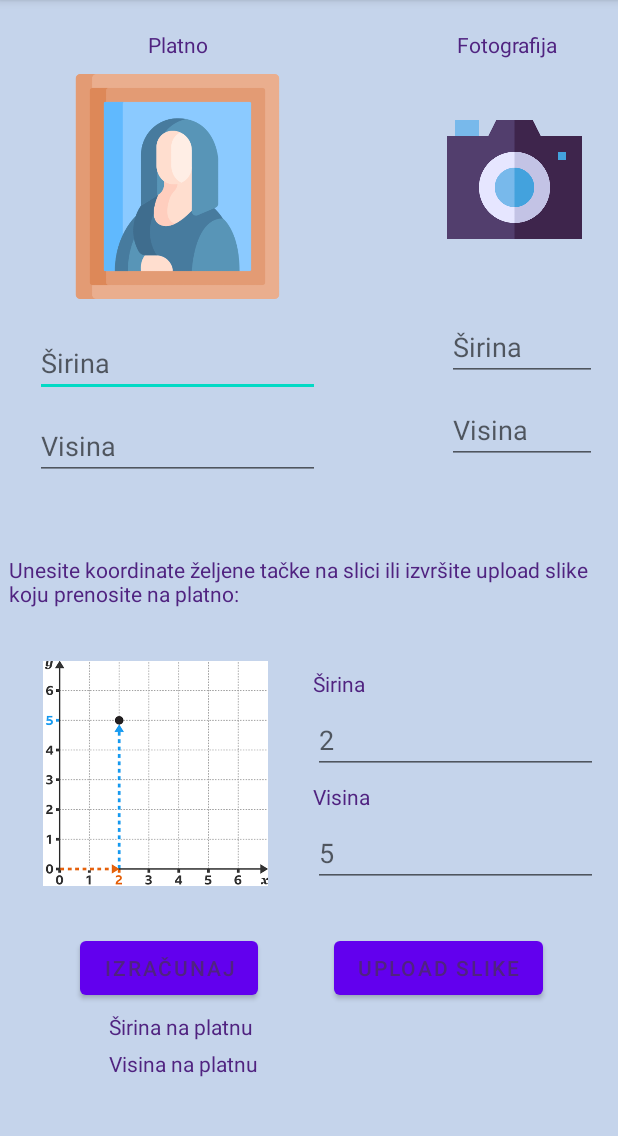
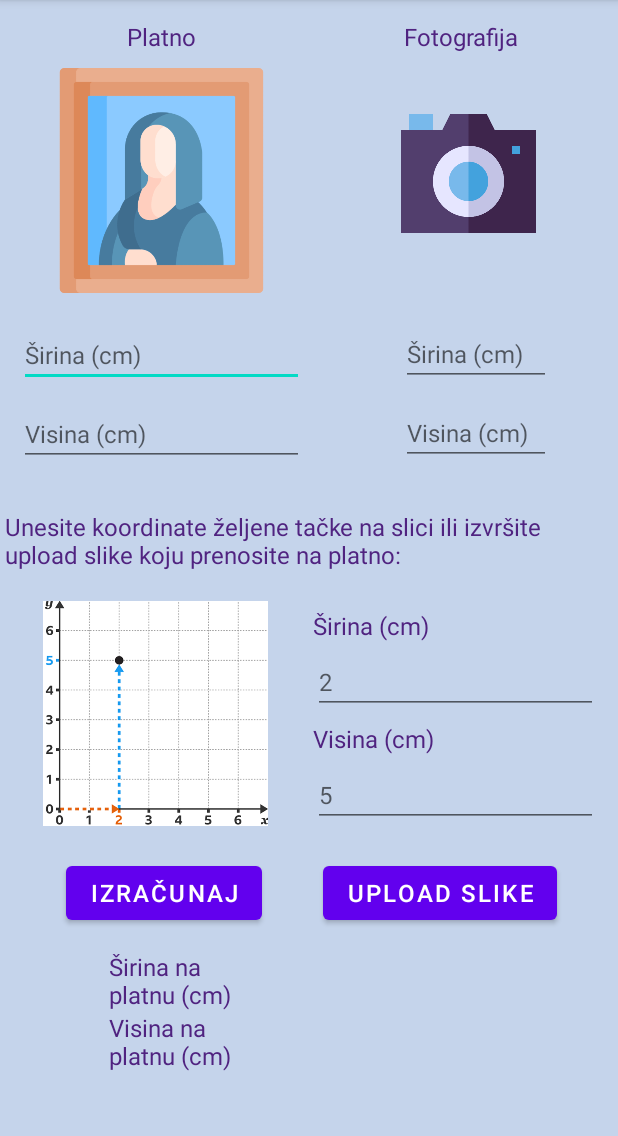
Before and after one commit to AHromic1/XYPainting, an Android app: the screen it shows after launch (MainActivity), on a phone screen of 412 x 824 dp, the part 84-1220 px from its top. Run offline under Robolectric (Android 15) with nearby library versions, the phone set to English and light mode, and no system bars.

Commit message:
Final commit

```diff
--- a/app/src/main/java/com/example/xypainting/UploadActivity.kt
+++ b/app/src/main/java/com/example/xypainting/UploadActivity.kt
@@ -58,9 +58,9 @@
 
 
                 resultHeight = findViewById(R.id.editTextHeightResult)
-                resultHeight.text = decimalFormat.format(centimetersY.toString())
+                resultHeight.text = decimalFormat.format(centimetersY)
                 resultWidth = findViewById(R.id.editTextWidthResult)
-                resultWidth.text = decimalFormat.format(centimetersX.toString())
+                resultWidth.text = decimalFormat.format(centimetersX) //it works with toString at the end, but not neccessary, automatic conversion happens due to .text bit
 
                 //println("Pixels: $clickedX $clickedY")
                 //println("Centimeters: $centimetersX $centimetersY")
--- a/app/src/main/res/layout/activity_main.xml
+++ b/app/src/main/res/layout/activity_main.xml
@@ -21,12 +21,13 @@
     <androidx.constraintlayout.widget.ConstraintLayout
         android:id="@+id/layoutPainting"
         android:layout_width="wrap_content"
-        android:layout_height="350dp"
+        android:layout_height="320dp"
         android:layout_marginTop="0dp"
-        android:layout_marginBottom="20dp"
-        android:layout_marginLeft="20dp"
-        android:layout_marginRight="30dp"
+        android:layout_marginBottom="10dp"
+        android:layout_marginLeft="0dp"
+        android:layout_marginRight="0dp"
         app:layout_constraintStart_toStartOf="parent"
+        app:layout_constraintEnd_toStartOf="@+id/layoutPhoto"
         app:layout_constraintTop_toTopOf="parent">
 
 
@@ -36,7 +37,8 @@
         android:layout_height="wrap_content"
         android:text="Platno"
         android:textColor="#502380"
-        android:layout_marginTop="20dp"
+        android:textSize="16sp"
+        android:layout_marginTop="13dp"
         app:layout_constraintBottom_toTopOf="@+id/painting"
         app:layout_constraintEnd_toEndOf="parent"
         app:layout_constraintStart_toStartOf="parent"
@@ -56,7 +58,8 @@
         android:layout_width="190dp"
         android:layout_height="wrap_content"
         android:inputType="numberDecimal"
-        android:hint = "Širina"
+        android:hint = "Širina (cm)"
+        android:textSize="16sp"
         android:textColor="#502380"
         android:layout_marginTop="20dp"
         app:layout_constraintStart_toStartOf="parent"
@@ -67,7 +70,8 @@
             android:layout_width="190dp"
             android:layout_height="wrap_content"
             android:inputType="numberDecimal"
-            android:hint = "Visina"
+            android:hint = "Visina (cm)"
+            android:textSize="16sp"
             android:textColor="#502380"
             android:layout_marginTop="10dp"
             app:layout_constraintStart_toStartOf="parent"
@@ -78,12 +82,13 @@
     <androidx.constraintlayout.widget.ConstraintLayout
         android:id="@+id/layoutPhoto"
         android:layout_width="190dp"
-        android:layout_height="350dp"
+        android:layout_height="320dp"
         android:layout_marginTop="0dp"
-        android:layout_marginLeft="30dp"
-        android:layout_marginBottom="20dp"
-        android:layout_marginRight="20dp"
+        android:layout_marginLeft="0dp"
+        android:layout_marginBottom="10dp"
+        android:layout_marginRight="0dp"
         app:layout_constraintStart_toEndOf="@+id/layoutPainting"
+        app:layout_constraintEnd_toEndOf="parent"
         app:layout_constraintTop_toTopOf="parent">
 
 
@@ -92,8 +97,9 @@
             android:layout_width="wrap_content"
             android:layout_height="wrap_content"
             android:text="Fotografija"
+            android:textSize="16sp"
             android:textColor="#502380"
-            android:layout_marginTop="20dp"
+            android:layout_marginTop="13dp"
             app:layout_constraintBottom_toTopOf="@+id/photo"
             app:layout_constraintEnd_toEndOf="parent"
             app:layout_constraintStart_toStartOf="parent"
@@ -114,9 +120,10 @@
             android:layout_width="100dp"
             android:layout_height="wrap_content"
             android:inputType="numberDecimal"
-            android:hint = "Širina"
+            android:hint = "Širina (cm)"
+            android:textSize="16sp"
             android:textColor="#502380"
-            android:layout_marginTop="44dp"
+            android:layout_marginTop="54dp"
             android:layout_marginRight="20dp"
             app:layout_constraintStart_toStartOf="@+id/photo"
             app:layout_constraintTop_toBottomOf="@+id/photo" />
@@ -126,7 +133,8 @@
             android:layout_width="100dp"
             android:layout_height="wrap_content"
             android:inputType="numberDecimal"
-            android:hint = "Visina"
+            android:hint = "Visina (cm)"
+            android:textSize="16sp"
             android:textColor="#502380"
             android:layout_marginTop="10dp"
             android:layout_marginRight="20dp"
@@ -155,7 +163,9 @@
         android:layout_width="wrap_content"
         android:layout_height="wrap_content"
         android:text="Unesite koordinate željene tačke na slici ili izvršite upload slike koju prenosite na platno:"
-        android:layout_marginLeft="5dp"
+        android:textSize="16sp"
+        android:layout_marginLeft="0dp"
+        android:layout_marginRight="0dp"
         android:textColor="#502380"
         app:layout_constraintBottom_toTopOf="@+id/graph"
         app:layout_constraintEnd_toEndOf="parent"
@@ -167,7 +177,7 @@
             android:layout_width="190dp"
             android:layout_height="150dp"
             app:srcCompat="@drawable/cartesian"
-            android:layout_marginTop="35dp"
+            android:layout_marginTop="20dp"
             android:layout_marginRight="45dp"
             android:layout_marginLeft="5dp"
             app:layout_constraintStart_toStartOf="parent"
@@ -177,7 +187,8 @@
             android:id="@+id/textViewWidth"
             android:layout_width="wrap_content"
             android:layout_height="wrap_content"
-            android:text="Širina"
+            android:text="Širina (cm)"
+            android:textSize="16sp"
             android:textColor="#502380"
             android:layout_marginTop="5dp"
             android:layout_marginLeft="10dp"
@@ -190,6 +201,7 @@
             android:layout_height="wrap_content"
             android:inputType="numberDecimal"
             android:textColor="#502380"
+            android:textSize="16sp"
             android:hint = "2"
             android:layout_marginTop="5dp"
             android:layout_marginLeft="10dp"
@@ -200,7 +212,8 @@
             android:id="@+id/textViewHeight"
             android:layout_width="wrap_content"
             android:layout_height="wrap_content"
-            android:text="Visina"
+            android:text="Visina (cm)"
+            android:textSize="16sp"
             android:textColor="#502380"
             android:layout_marginTop="5dp"
             android:layout_marginLeft="10dp"
@@ -214,6 +227,7 @@
             android:inputType="numberDecimal"
             android:textColor="#502380"
             android:hint = "5"
+            android:textSize="16sp"
             android:layout_marginTop="5dp"
             android:layout_marginLeft="10dp"
             app:layout_constraintStart_toEndOf="@+id/graph"
@@ -240,11 +254,11 @@
             android:layout_width="wrap_content"
             android:layout_height="wrap_content"
             android:text="Izračunaj"
-            android:textColor="#502380"
+            android:textSize="16sp"
             app:layout_constraintStart_toStartOf="parent"
             app:layout_constraintTop_toTopOf="parent"
             app:layout_constraintEnd_toStartOf="@+id/buttonUpload"
-            android:layout_marginTop="10dp"
+            android:layout_marginTop="0dp"
             android:layout_marginBottom="0dp"
             android:layout_marginLeft="0dp"
             android:layout_marginRight="0dp"
@@ -254,11 +268,11 @@
             android:layout_width="wrap_content"
             android:layout_height="wrap_content"
             android:text="Upload slike"
-            android:textColor="#502380"
+            android:textSize="16sp"
             app:layout_constraintStart_toEndOf="@+id/buttonCalculate"
             app:layout_constraintTop_toTopOf="parent"
             app:layout_constraintEnd_toEndOf="parent"
-            android:layout_marginTop="10dp"
+            android:layout_marginTop="0dp"
             android:layout_marginBottom="0dp"
             android:layout_marginRight="0dp"
             android:layout_marginLeft="0dp"
@@ -268,9 +282,10 @@
             android:id="@+id/textViewHeightResult"
             android:layout_width="100dp"
             android:layout_height="wrap_content"
-            android:text="Visina na platnu"
+            android:text="Visina na platnu (cm)"
+            android:textSize="16sp"
             android:textColor="#502380"
-            android:layout_marginTop="5dp"
+            android:layout_marginTop="0dp"
             android:layout_marginLeft="0dp"
             android:layout_marginRight="0dp"
             app:layout_constraintStart_toStartOf="parent"
@@ -282,10 +297,10 @@
             android:id="@+id/textViewWidthResult"
             android:layout_width="100dp"
             android:layout_height="wrap_content"
-            android:text="Širina na platnu"
-            android:textSize="14sp"
+            android:text="Širina na platnu (cm)"
+            android:textSize="16sp"
             android:textColor="#502380"
-            android:layout_marginTop="5dp"
+            android:layout_marginTop="14dp"
             android:layout_marginLeft="0dp"
             android:layout_marginRight="0dp"
             app:layout_constraintStart_toStartOf="parent"
@@ -300,6 +315,8 @@
             android:layout_marginLeft="0dp"
             android:layout_marginRight="0dp"
             android:textColor="#502380"
+            android:textSize="16sp"
+            android:layout_marginTop="9dp"
             app:layout_constraintStart_toEndOf="@+id/textViewHeightResult"
             app:layout_constraintEnd_toEndOf="parent"
             app:layout_constraintTop_toTopOf="@+id/textViewHeightResult"
@@ -310,6 +327,8 @@
             android:layout_height="wrap_content"
             android:layout_marginLeft="0dp"
             android:layout_marginRight="0dp"
+            android:layout_marginTop="14dp"
+            android:textSize="16sp"
             android:textColor="#502380"
             app:layout_constraintStart_toEndOf="@+id/textViewWidthResult"
             app:layout_constraintTop_toTopOf="@+id/textViewWidthResult"
```
Also changed, not shown: app/src/main/res/layout/activity_upload.xml (+19 -14 lines).
